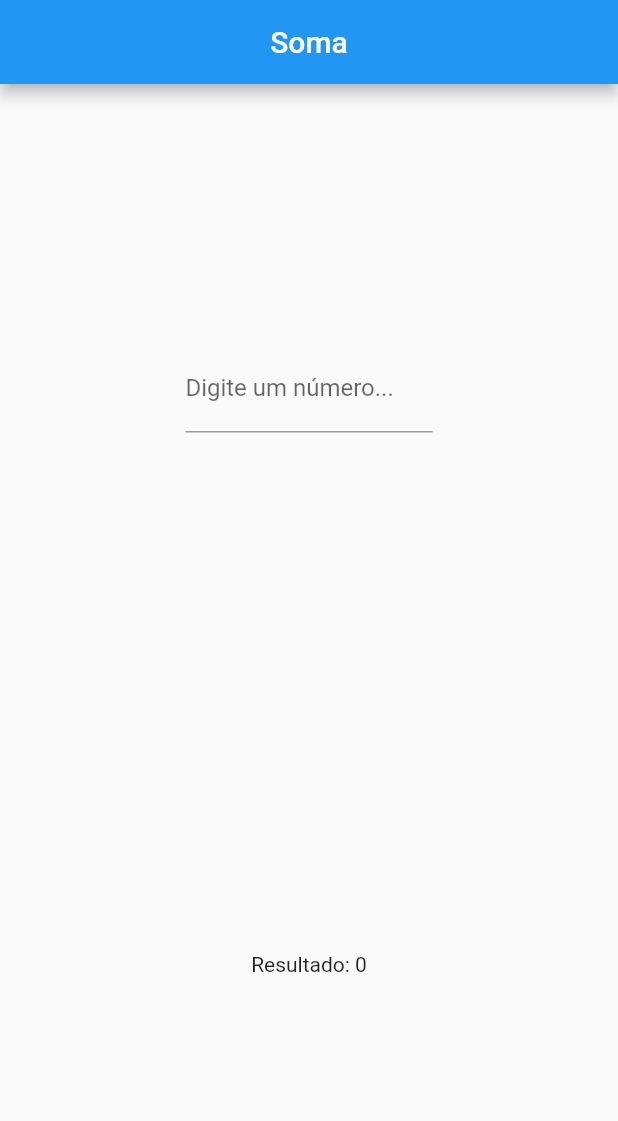
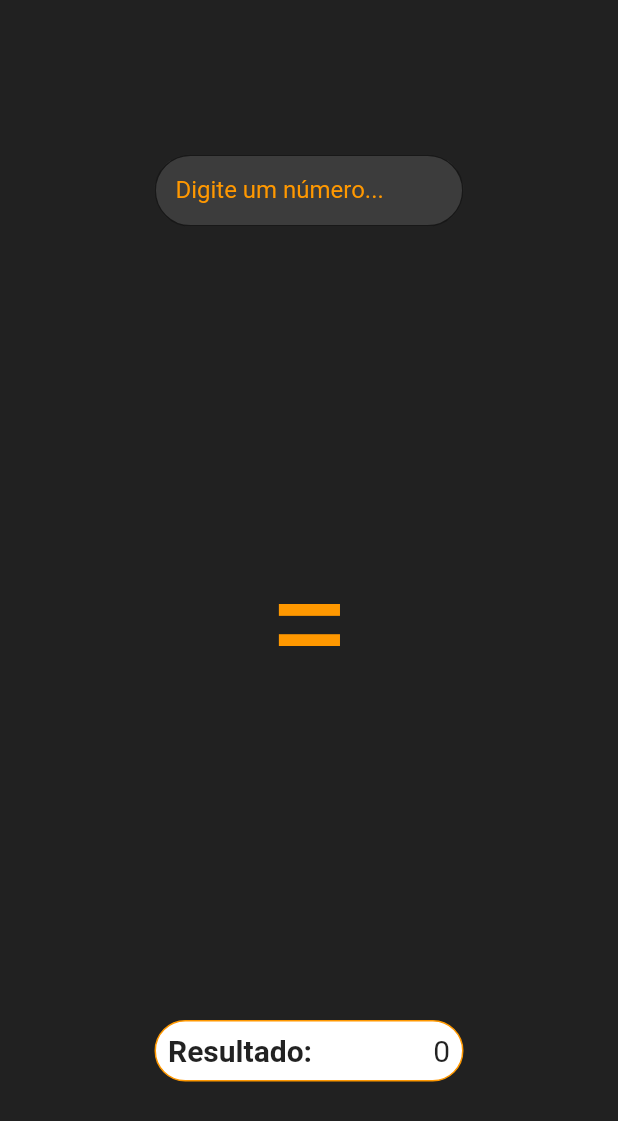
Before and after one commit to VictorMoreira98/challenge-flutter, a Flutter app: the screen it shows after launch, on a phone screen of 412 x 824 dp. Shown: the top 1121 px of the screen. Run offline on Flutter 3.47's test engine with Material 2 defaults, Android fonts, the phone set to English and light mode, and no system bars; drawn by our look-alikes of auto_size_text; our stand-ins replace flutter_mobx, get_it, mobx; generated files the repository leaves out were written again.

Commit message:
feat: Modifying Interface

```diff
--- a/challenge_flutter/lib/main.dart
+++ b/challenge_flutter/lib/main.dart
@@ -15,7 +15,8 @@ class MyApp extends StatelessWidget {
     return MaterialApp(
       title: 'Flutter Demo',
       theme: ThemeData(
-        primarySwatch: Colors.blue,
+        scaffoldBackgroundColor:Colors.grey[900],
+        primarySwatch: Colors.orange,
       ),
       home: Home(),
     );
--- a/challenge_flutter/lib/views/home.dart
+++ b/challenge_flutter/lib/views/home.dart
@@ -1,3 +1,4 @@
+import 'package:auto_size_text/auto_size_text.dart';
 import 'package:challenge_flutter/controller/calculator.dart';
 import 'package:challenge_flutter/widgets/calculator-widget.dart';
 import 'package:challenge_flutter/widgets/result-widget.dart';
@@ -24,15 +25,13 @@ class _HomeState extends State<Home> {
   @override
   Widget build(BuildContext context) {
     return Scaffold(
-        appBar: AppBar(
-          title: Center(child: Text('Soma')),
-        ),
         body: Column(
           mainAxisAlignment: MainAxisAlignment.spaceAround,
           children: [
             CalculatorWidget(
               calculatorStore: _calculatorStore,
             ),
+            Center(child: AutoSizeText('=', style: TextStyle(color: Colors.orange, fontSize: 100),)),
             Observer(builder: (BuildContext context) {
               return ResultWidget(
                 result: _calculatorStore.result,
--- a/challenge_flutter/lib/widgets/calculator-widget.dart
+++ b/challenge_flutter/lib/widgets/calculator-widget.dart
@@ -3,7 +3,7 @@ import 'package:flutter/material.dart';
 import 'package:flutter/services.dart';
 
 class CalculatorWidget extends StatelessWidget {
-  const CalculatorWidget({ Key key, this.calculatorStore }) : super(key: key);
+  const CalculatorWidget({Key key, this.calculatorStore}) : super(key: key);
   final Calculator calculatorStore;
 
   @override
@@ -12,19 +12,28 @@ class CalculatorWidget extends StatelessWidget {
 
     GlobalKey<FormState> _form = GlobalKey();
 
-    return  Align(
+    return Align(
       alignment: Alignment.center,
       child: Container(
-              width: width * 0.4,
+        width: width / 2,
         child: Form(
           key: _form,
           child: TextFormField(
             inputFormatters: [FilteringTextInputFormatter.digitsOnly],
-                  decoration: InputDecoration(labelText: "Digite um número..."),
+            style: TextStyle(color: Colors.white),
+            decoration: InputDecoration(
+                labelText: "Digite um número...",
+                filled: true,
+                fillColor: Colors.white12,
+                labelStyle: TextStyle(color: Colors.orange),
+                contentPadding:
+                    const EdgeInsets.only(left: 14.0, bottom: 8.0, top: 8.0),
+                border: OutlineInputBorder(
+                  borderRadius: BorderRadius.circular(25.7),
+                )),
             keyboardType: TextInputType.numberWithOptions(decimal: false),
             onChanged: (value) {
-                    if(value.isNotEmpty)
-                    calculatorStore.calculate(int.parse(value));
+              if (value.isNotEmpty) calculatorStore.calculate(int.parse(value));
             },
           ),
         ),
--- a/challenge_flutter/lib/widgets/result-widget.dart
+++ b/challenge_flutter/lib/widgets/result-widget.dart
@@ -1,4 +1,8 @@
+import 'package:flutter/foundation.dart';
+import 'package:flutter/material.dart';
 import 'package:flutter/widgets.dart';
+import 'package:auto_size_text/auto_size_text.dart';
+
 
 class ResultWidget extends StatelessWidget {
   const ResultWidget({Key key, this.result}) : super(key: key);
@@ -6,14 +10,26 @@ class ResultWidget extends StatelessWidget {
 
   @override
   Widget build(BuildContext context) {
+    final width = MediaQuery.of(context).size.width;
+
     return Align(
       alignment: Alignment.center,
-      child: Row(
-        mainAxisAlignment: MainAxisAlignment.center,
-        children: [
-          Text('Resultado: '),
-          Text(this.result == null ? "0" : this.result.toString())
-        ],
+      child: Container(
+        width: width / 2,
+        decoration: BoxDecoration(
+          borderRadius: BorderRadius.circular(25.7),
+          border: Border.all(style: BorderStyle.solid, color: Colors.orange),
+          color: Colors.white),
+        child: Padding(
+          padding: const EdgeInsets.all(8.0),
+          child: Row(
+            mainAxisAlignment: MainAxisAlignment.center,
+            children: [
+              Expanded(child: AutoSizeText('Resultado: ', style: TextStyle(fontWeight: FontWeight.bold, fontSize: 20))),
+              AutoSizeText(this.result == null ? "0" : this.result.toString(), style: TextStyle(fontSize: 20))
+            ],
+          ),
+        ),
       ),
     );
   }
--- a/challenge_flutter/pubspec.yaml
+++ b/challenge_flutter/pubspec.yaml
@@ -26,6 +26,7 @@ dependencies:
   mobx: '1.2.1+4'
   flutter_mobx:
   get_it: ^3.1.0
+  auto_size_text: ^2.1.0
 
 
   # The following adds the Cupertino Icons font to your application.
```
Also changed, not shown: challenge_flutter/pubspec.lock. Lines whose indentation alone changed are shown as unchanged.
